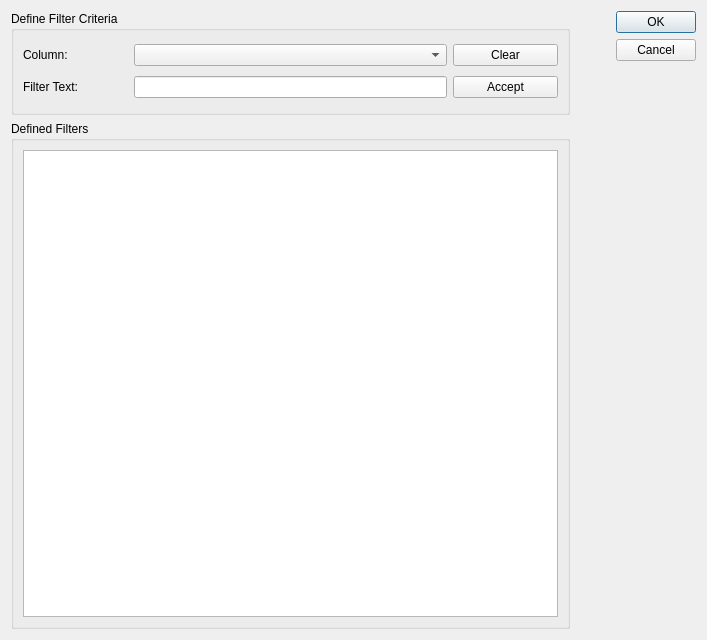
The window that widgets/MetricViewFilterDialog.ui (OpenSpeedShop/cbtf-argonavis-gui) describes before a commit, drawn with Qt 5.
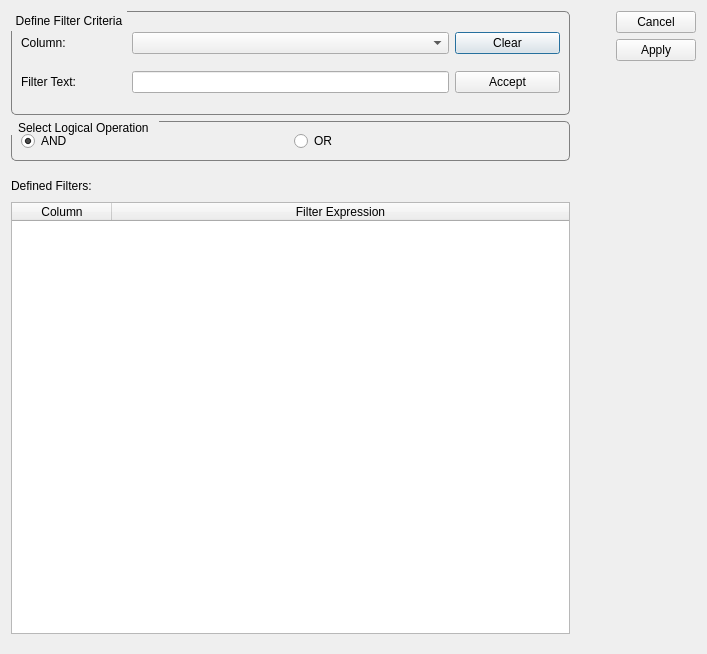
The same window after the commit.

Commit message: Another snapshot of user specified metric view filters.

The edit to the form file:
```diff
--- a/widgets/MetricViewFilterDialog.ui
+++ b/widgets/MetricViewFilterDialog.ui
@@ -7,15 +7,40 @@
     <x>0</x>
     <y>0</y>
     <width>707</width>
-    <height>640</height>
+    <height>654</height>
    </rect>
   </property>
+  <property name="sizePolicy">
+   <sizepolicy hsizetype="Maximum" vsizetype="Preferred">
+    <horstretch>0</horstretch>
+    <verstretch>0</verstretch>
+   </sizepolicy>
+  </property>
+  <property name="maximumSize">
+   <size>
+    <width>800</width>
+    <height>16777215</height>
+   </size>
+  </property>
   <property name="windowTitle">
-   <string>Dialog</string>
+   <string>Define Filters Dialog</string>
+  </property>
+  <property name="styleSheet">
+   <string notr="true">QGroupBox {
+    border: 1px solid gray;
+    border-radius: 5px;
+    margin-top: 1ex;
+}
+
+QGroupBox::title {
+    subcontrol-origin: margin;
+    padding: 3px 3px;
+}
+</string>
   </property>
   <layout class="QHBoxLayout" name="horizontalLayout" stretch="1,0,0">
    <item>
-    <layout class="QVBoxLayout" name="verticalLayout_DefineFilterCriteria" stretch="0,1">
+    <layout class="QVBoxLayout" name="verticalLayout_DefineFilterCriteria" stretch="0,0,0">
      <property name="sizeConstraint">
       <enum>QLayout::SetDefaultConstraint</enum>
      </property>
@@ -36,6 +61,9 @@
        <property name="title">
         <string>Define Filter Criteria</string>
        </property>
+       <property name="flat">
+        <bool>true</bool>
+       </property>
        <layout class="QVBoxLayout" name="verticalLayout">
         <item>
          <layout class="QHBoxLayout" name="horizontalLayout_SelectColumn" stretch="1,3,1">
@@ -83,13 +111,86 @@
       </widget>
      </item>
      <item>
-      <widget class="QGroupBox" name="groupBox_DefinedFilters">
+      <widget class="QGroupBox" name="groupBox_SelectLogicalOperation">
+       <property name="styleSheet">
+        <string notr="true">QGroupBox::title {
+    padding: 0 5px;
+}</string>
+       </property>
        <property name="title">
-        <string>Defined Filters</string>
+        <string>Select Logical Operation </string>
        </property>
-       <layout class="QHBoxLayout" name="horizontalLayout_2">
+       <property name="alignment">
+        <set>Qt::AlignBottom|Qt::AlignLeading|Qt::AlignLeft</set>
+       </property>
+       <property name="flat">
+        <bool>true</bool>
+       </property>
+       <layout class="QHBoxLayout" name="horizontalLayout_4" stretch="1,1">
+        <property name="spacing">
+         <number>6</number>
+        </property>
+        <property name="leftMargin">
+         <number>9</number>
+        </property>
+        <property name="rightMargin">
+         <number>9</number>
+        </property>
         <item>
-         <widget class="QTableView" name="tableView_DefinedFilters">
+         <widget class="QRadioButton" name="radioButton_AND">
+          <property name="text">
+           <string>AND</string>
+          </property>
+          <property name="checked">
+           <bool>true</bool>
+          </property>
+         </widget>
+        </item>
+        <item>
+         <widget class="QRadioButton" name="radioButton_OR">
+          <property name="text">
+           <string>OR</string>
+          </property>
+         </widget>
+        </item>
+       </layout>
+      </widget>
+     </item>
+     <item>
+      <widget class="QFrame" name="frame_DefinedFilters">
+       <layout class="QVBoxLayout" name="verticalLayout_2" stretch="0,1">
+        <property name="leftMargin">
+         <number>0</number>
+        </property>
+        <property name="rightMargin">
+         <number>0</number>
+        </property>
+        <item>
+         <layout class="QHBoxLayout" name="horizontalLayout_3">
+          <item>
+           <widget class="QLabel" name="label">
+            <property name="text">
+             <string>Defined Filters:</string>
+            </property>
+           </widget>
+          </item>
+          <item>
+           <spacer name="horizontalSpacer_2">
+            <property name="orientation">
+             <enum>Qt::Horizontal</enum>
+            </property>
+            <property name="sizeHint" stdset="0">
+             <size>
+              <width>40</width>
+              <height>20</height>
+             </size>
+            </property>
+           </spacer>
+          </item>
+         </layout>
+        </item>
+        <item>
+         <widget class="QTableWidget" name="tableWidget_DefinedFilters">
           <property name="sizePolicy">
            <sizepolicy hsizetype="Preferred" vsizetype="Preferred">
             <horstretch>0</horstretch>
@@ -99,9 +200,28 @@
           <property name="sizeAdjustPolicy">
            <enum>QAbstractScrollArea::AdjustToContents</enum>
           </property>
+          <property name="selectionMode">
+           <enum>QAbstractItemView::MultiSelection</enum>
+          </property>
+          <property name="selectionBehavior">
+           <enum>QAbstractItemView::SelectRows</enum>
+          </property>
+          <attribute name="horizontalHeaderMinimumSectionSize">
+           <number>1</number>
+          </attribute>
           <attribute name="horizontalHeaderStretchLastSection">
            <bool>true</bool>
           </attribute>
+          <column>
+           <property name="text">
+            <string>Column</string>
+           </property>
+          </column>
+          <column>
+           <property name="text">
+            <string>Filter Expression</string>
+           </property>
+          </column>
          </widget>
         </item>
        </layout>
@@ -130,7 +250,7 @@
       <enum>Qt::Vertical</enum>
      </property>
      <property name="standardButtons">
-      <set>QDialogButtonBox::Cancel|QDialogButtonBox::Ok</set>
+      <set>QDialogButtonBox::Apply|QDialogButtonBox::Cancel</set>
      </property>
     </widget>
    </item>
```
Left out of the diff: 3 changed lines with no effect on the pictures. The commit also changes 7 other files.
